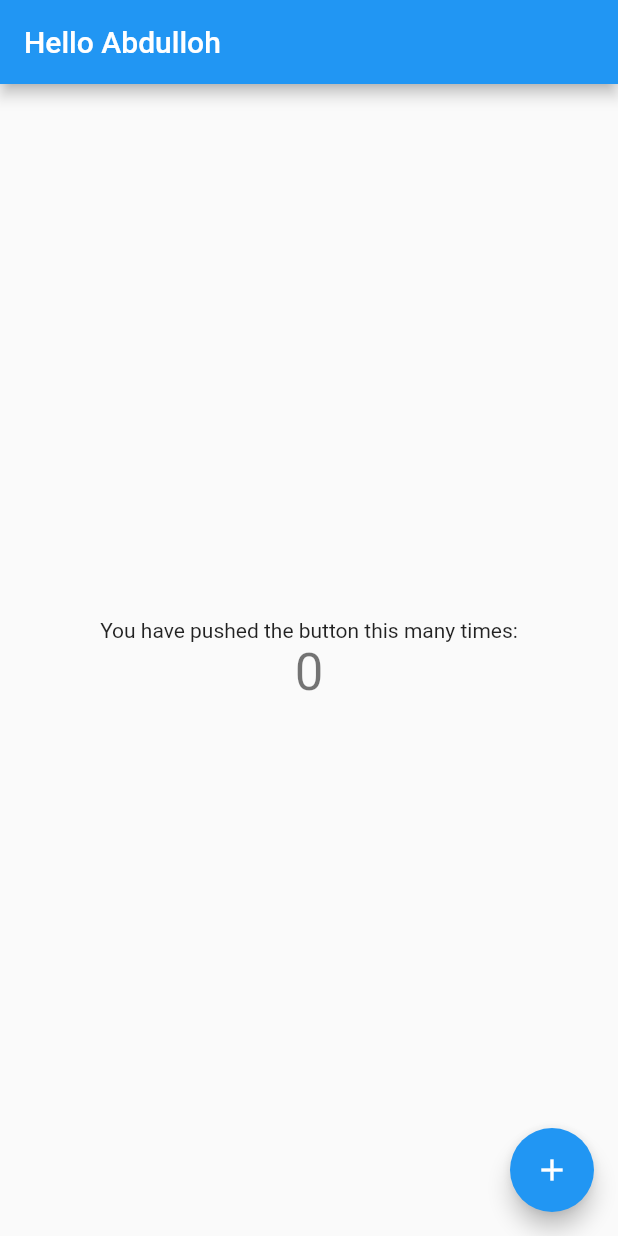
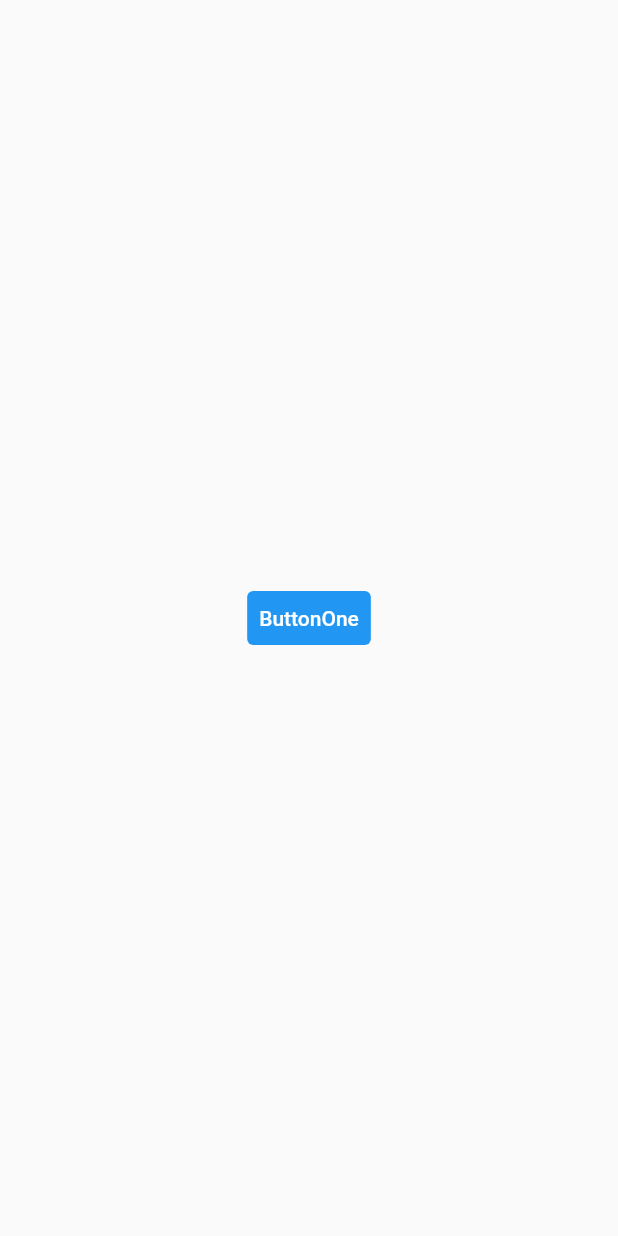
Before and after one commit to blackpink7/My_first_app, a Flutter app: the screen it shows after launch, on a phone screen of 412 x 824 dp. Run offline on Flutter 3.47's test engine with Material 2 defaults, Android fonts, the phone set to English and light mode, and no system bars.

Commit message:
I change 15 line's Text

```diff
--- /dev/null
+++ b/lib/home_page.dart
@@ -0,0 +1,53 @@
+
+import 'package:flutter/material.dart';
+import 'package:untitled/detail_page.dart';
+class Homepage extends StatefulWidget {
+  static final String id='new_page';
+
+
+  @override
+  State<Homepage> createState() => _HomepageState();
+
+}
+
+
+class _HomepageState extends State<Homepage> {
+
+  String data="ButtonOne";
+  Future _openDetails() async {
+    Map results=await Navigator.of(context).push(
+        new MaterialPageRoute(builder: (BuildContext context) {
+          return new Detail_page("Hello Abdulloh",21);
+        },
+        ));
+    if (results!=null && results.containsKey('data')){
+     setState(() {
+       data=results['data'];
+     });
+    }else {
+      print('nothing');
+    }
+  }
+  void _backToFinish(String value,BuildContext context){
+    Navigator.of(context).pop({'data':value});
+  }
+  @override
+  Widget build(BuildContext context) {
+    return Scaffold(
+      body: Center(
+        child: TextButton(
+          style: TextButton.styleFrom(
+            primary: Colors.white,
+            backgroundColor: Colors.blue,
+          ),
+          onPressed: (){
+            _openDetails();
+           // Navigator.pushReplacementNamed(context, Detail_page.id);
+          },
+
+          child: Text(data),
+        ),
+      ),
+    );
+  }
+}
--- a/lib/main.dart
+++ b/lib/main.dart
@@ -1,115 +1,29 @@
 import 'package:flutter/material.dart';
+import 'package:untitled/detail_page.dart';
+import 'package:untitled/home_page.dart';
 
 void main() {
-  runApp(const MyApp());
+  runApp(MyApp());
 }
 
 class MyApp extends StatelessWidget {
-  const MyApp({Key? key}) : super(key: key);
+
 
   // This widget is the root of your application.
   @override
   Widget build(BuildContext context) {
     return MaterialApp(
-      title: 'Flutter Demo',
-      theme: ThemeData(
-        // This is the theme of your application.
-        //
-        // Try running your application with "flutter run". You'll see the
-        // application has a blue toolbar. Then, without quitting the app, try
-        // changing the primarySwatch below to Colors.green and then invoke
-        // "hot reload" (press "r" in the console where you ran "flutter run",
-        // or simply save your changes to "hot reload" in a Flutter IDE).
-        // Notice that the counter didn't reset back to zero; the application
-        // is not restarted.
-        primarySwatch: Colors.blue,
-      ),
-      home: const MyHomePage(title: 'Hello Abdulloh'),
-    );
+      title: 'Flutter demo',
+        theme: ThemeData(
+          primarySwatch: Colors.blue,
+          visualDensity: VisualDensity.adaptivePlatformDensity,
+
+        ),
+        home: Homepage(),
+        routes: {
+
+          Homepage.id: (context) => Homepage(),
+          Detail_page.id:(context)=>Detail_page('gg',21),
+        });
   }
 }
-
-class MyHomePage extends StatefulWidget {
-  const MyHomePage({Key? key, required this.title}) : super(key: key);
-
-  // This widget is the home page of your application. It is stateful, meaning
-  // that it has a State object (defined below) that contains fields that affect
-  // how it looks.
-
-  // This class is the configuration for the state. It holds the values (in this
-  // case the title) provided by the parent (in this case the App widget) and
-  // used by the build method of the State. Fields in a Widget subclass are
-  // always marked "final".
-
-  final String title;
-
-  @override
-  State<MyHomePage> createState() => _MyHomePageState();
-}
-
-class _MyHomePageState extends State<MyHomePage> {
-  int _counter = 0;
-
-  void _incrementCounter() {
-    setState(() {
-      // This call to setState tells the Flutter framework that something has
-      // changed in this State, which causes it to rerun the build method below
-      // so that the display can reflect the updated values. If we changed
-      // _counter without calling setState(), then the build method would not be
-      // called again, and so nothing would appear to happen.
-      _counter++;
-    });
-  }
-
-  @override
-  Widget build(BuildContext context) {
-    // This method is rerun every time setState is called, for instance as done
-    // by the _incrementCounter method above.
-    //
-    // The Flutter framework has been optimized to make rerunning build methods
-    // fast, so that you can just rebuild anything that needs updating rather
-    // than having to individually change instances of widgets.
-    return Scaffold(
-      appBar: AppBar(
-        // Here we take the value from the MyHomePage object that was created by
-        // the App.build method, and use it to set our appbar title.
-        title: Text(widget.title),
-      ),
-      body: Center(
-        // Center is a layout widget. It takes a single child and positions it
-        // in the middle of the parent.
-        child: Column(
-          // Column is also a layout widget. It takes a list of children and
-          // arranges them vertically. By default, it sizes itself to fit its
-          // children horizontally, and tries to be as tall as its parent.
-          //
-          // Invoke "debug painting" (press "p" in the console, choose the
-          // "Toggle Debug Paint" action from the Flutter Inspector in Android
-          // Studio, or the "Toggle Debug Paint" command in Visual Studio Code)
-          // to see the wireframe for each widget.
-          //
-          // Column has various properties to control how it sizes itself and
-          // how it positions its children. Here we use mainAxisAlignment to
-          // center the children vertically; the main axis here is the vertical
-          // axis because Columns are vertical (the cross axis would be
-          // horizontal).
-          mainAxisAlignment: MainAxisAlignment.center,
-          children: <Widget>[
-            const Text(
-              'You have pushed the button this many times:',
-            ),
-            Text(
-              '$_counter',
-              style: Theme.of(context).textTheme.headline4,
-            ),
-          ],
-        ),
-      ),
-      floatingActionButton: FloatingActionButton(
-        onPressed: _incrementCounter,
-        tooltip: 'Increment',
-        child: const Icon(Icons.add),
-      ), // This trailing comma makes auto-formatting nicer for build methods.
-    );
-  }
-}
```
Also changed, not shown: lib/detail_page.dart (added, +38 -0 lines), 1 other file.
